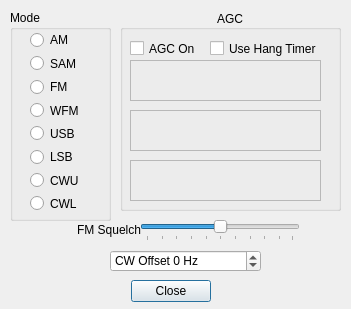
Above: unixforms/demodsetupdlg.ui from rafael2k/CuteSDR before the change. Below: the same form after it.
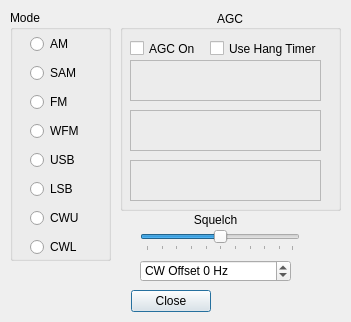
That is the form after the change. Custom widgets are drawn as their Qt base class.

The edit to the form file:
```diff
--- a/unixforms/demodsetupdlg.ui
+++ b/unixforms/demodsetupdlg.ui
@@ -7,7 +7,7 @@
     <x>0</x>
     <y>0</y>
     <width>351</width>
-    <height>309</height>
+    <height>322</height>
    </rect>
   </property>
   <property name="windowTitle">
@@ -17,7 +17,7 @@
    <property name="geometry">
     <rect>
      <x>130</x>
-     <y>280</y>
+     <y>290</y>
      <width>81</width>
      <height>23</height>
     </rect>
@@ -35,7 +35,7 @@
      <x>10</x>
      <y>10</y>
      <width>101</width>
-     <height>211</height>
+     <height>251</height>
     </rect>
    </property>
    <property name="title">
@@ -47,7 +47,7 @@
       <x>20</x>
       <y>21</y>
       <width>68</width>
-      <height>181</height>
+      <height>231</height>
      </rect>
     </property>
     <layout class="QVBoxLayout" name="verticalLayout">
@@ -113,8 +113,8 @@
   <widget class="QSpinBox" name="spinBoxOffset">
    <property name="geometry">
     <rect>
-     <x>110</x>
-     <y>250</y>
+     <x>140</x>
+     <y>260</y>
      <width>151</width>
      <height>22</height>
     </rect>
@@ -262,7 +262,7 @@
    <property name="geometry">
     <rect>
      <x>140</x>
-     <y>220</y>
+     <y>230</y>
      <width>160</width>
      <height>21</height>
     </rect>
@@ -283,8 +283,8 @@
   <widget class="QLabel" name="labelSquelch">
    <property name="geometry">
     <rect>
-     <x>50</x>
-     <y>220</y>
+     <x>170</x>
+     <y>210</y>
      <width>91</width>
      <height>20</height>
     </rect>
@@ -293,10 +293,13 @@
     <string>FM Squelch Control</string>
    </property>
    <property name="text">
-    <string>FM Squelch</string>
+    <string>Squelch</string>
+   </property>
+   <property name="textFormat">
+    <enum>Qt::AutoText</enum>
    </property>
    <property name="alignment">
-    <set>Qt::AlignRight|Qt::AlignTrailing|Qt::AlignVCenter</set>
+    <set>Qt::AlignCenter</set>
    </property>
   </widget>
  </widget>
```
Left out of the diff: 4 changed lines with no effect on the pictures.
